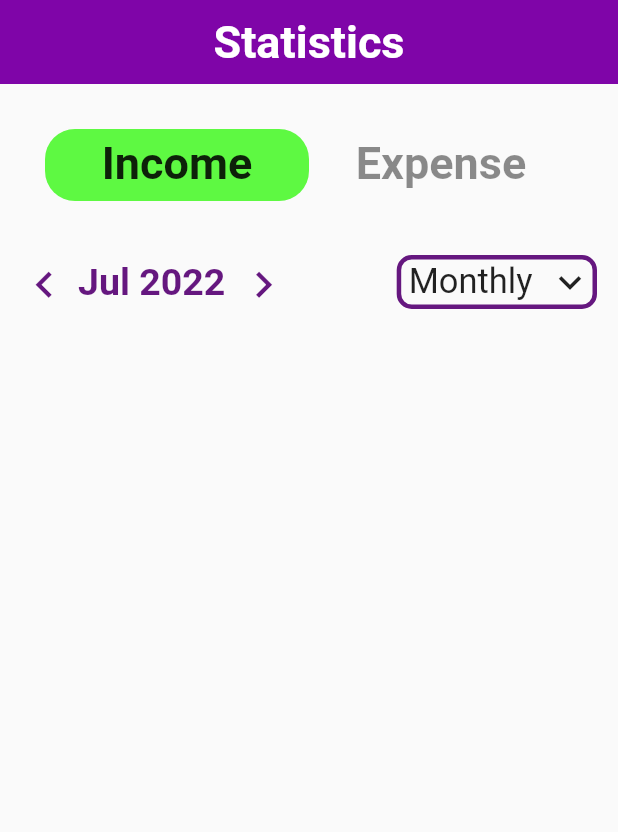
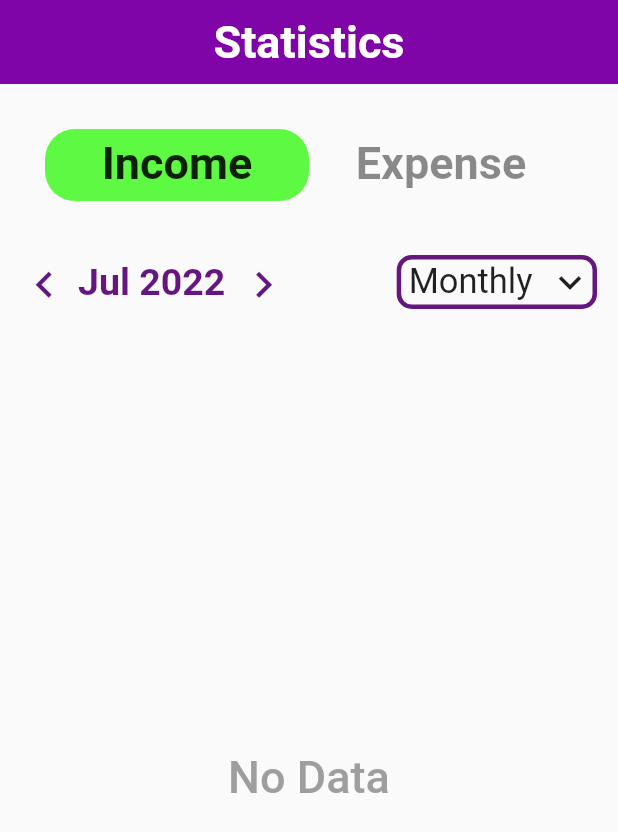
Before and after one commit to looohaar/CashBook, a Flutter app: the Statistics screen opened directly, on a phone screen of 412 x 824 dp. Shown: the top 832 px of the screen. Run offline on Flutter 3.47's test engine with Material 2 defaults, Android fonts, the phone set to English and light mode, and no system bars; our stand-ins replace flutter_spinkit, google_fonts, hive, hive_flutter, shared_preferences and 1 more; missing offline and left inert: dart:ffi; accounts and stored records are empty; Roboto replaces fonts that are missing (Signika).

Commit message:
almost done

```diff
--- a/lib/screens/home/screensinhome/screen_statistics.dart
+++ b/lib/screens/home/screensinhome/screen_statistics.dart
@@ -232,47 +232,66 @@ class _StatisticsState extends State<Statistics> with TickerProviderStateMixin {
                   ],
                 ),
               ),
-              // Expanded(child:
-              // Padding(padding: EdgeInsets.all(10),
-              // child: (getChartExpense(firstFilterList).isEmpty&& tabController!.index==1)
-              // || (getChartIncome(firstFilterList).isEmpty && tabController!.index==1)
-              // ?Center(
-              //   child: Text('No Data',
-              //   style: GoogleFonts.signika(fontSize: 20,color: Colors.grey,fontWeight: FontWeight.w500),),
-              // )
-              // : SfCircularChart(
-              //   centerY: '160',
-              //   legend: Legend(
-              //     textStyle: GoogleFonts.signika(),
-              //     overflowMode: LegendItemOverflowMode.scroll,
-              //     offset: Offset(-140, 10),
-              //     isVisible: true,
-              //     isResponsive: true,
-              //     orientation: LegendItemOrientation.vertical,
-              //     height: '30%',
-              //     width: '100%',
+              Expanded(child:
+              Padding(padding: EdgeInsets.all(10),
+              child: ((getChartExpense(firstFilterList).isEmpty&& tabController!.index==1)
+              || (getChartIncome(firstFilterList).isEmpty && tabController!.index==0))
+              ?Center(
+                child: Text('No Data',
+                style: GoogleFonts.signika(fontSize: 30,color: Colors.grey,fontWeight: FontWeight.w500),),
+              )
+              : SfCircularChart(
+                centerY: '160',
+                legend: Legend(
+                  textStyle: GoogleFonts.signika(),
+                  overflowMode: LegendItemOverflowMode.scroll,
+                  // offset: Offset(-1000, -140),
+                  // offset: Offset(-1000, -50),
+                  offset: Offset(-140, 350),
+                  isVisible: true,
+                  isResponsive: true,
+                  orientation: LegendItemOrientation.vertical,
+                  height: '80%',
+                  width: '80%',
 
-              //   ),
-              //   tooltipBehavior: TooltipBehavior(
-              //     enable: true,
-              //     color: buttonColor,
-              //     textStyle: GoogleFonts.signika(),
+                ),
+                tooltipBehavior: TooltipBehavior(
+                  enable: true,
+                  color: buttonColor,
+                  textStyle: GoogleFonts.signika(),
 
-              //   ),
-              //   palette: [incomeColor,expenseColor],
-              //   backgroundColor: Colors.white,
-              //   series: <CircularSeries>[
-                  // DoughnutSeries<ChartData, String>(
+                ),
+                palette: colorPalette,
+                backgroundColor: Colors.white,
+                series: <CircularSeries>[
+                  DoughnutSeries<ChartData, String>(
+                    strokeColor: Colors.white,
+                    strokeWidth: 1,
+                    explodeGesture: ActivationMode.singleTap,
+                    radius: 120.toString(),
+                    dataSource: tabController!.index==0
+                    ?getChartIncome(firstFilterList)
+                    :getChartExpense(firstFilterList),
+                    xValueMapper: (ChartData data, _)=>data.categoryName,
+                    yValueMapper: (ChartData data,_)=>data.amount,
+                    dataLabelMapper: (ChartData data,_)=>data.percentage,
 
-                  //   xValueMapper: xValueMapper,
+        dataLabelSettings: DataLabelSettings(
+          color: tabController?.index==0? incomeColor:expenseColor,
+          connectorLineSettings: const ConnectorLineSettings(
+            type: ConnectorType.curve,
+          ),
+          labelPosition: ChartDataLabelPosition.outside,
+          isVisible: true,
+          textStyle: GoogleFonts.signika(fontSize: 20),
 
-                  //    yValueMapper: yValueMapper
-                  //    )
-              //   ],
+        )
+                     )
+                ],
 
-              // )
-              // )
-              // ,)
+              )
+              )
+              ,)
             ]
           )
         )
--- a/lib/utils/colors.dart
+++ b/lib/utils/colors.dart
@@ -7,3 +7,40 @@ final Color headingColor= Color.fromARGB(255, 101, 23, 127);
 final Color textColor   = Colors.black54;
 final Color incomeColor=  Color.fromARGB(255, 94, 249, 66);
 final Color expenseColor=  Color.fromARGB(233, 246, 9, 96);
+
+// final List<Color> colorPalatte=[
+//   Color.fromARGB(255, 51, 5, 60),
+//   Colors.amber,
+//   Color.fromARGB(255, 198, 58, 245),
+//   Color.fromARGB(255, 231, 231, 24),
+//   Color.fromARGB(255, 249, 26, 26),
+//   Color.fromARGB(255, 5, 15, 164),
+//   Color.fromARGB(255, 88, 87, 87),
+//   Color.fromARGB(255, 81, 244, 166),
+//   Colors.lightBlueAccent,
+//   Color.fromARGB(255, 80, 54, 45),
+//   Color.fromARGB(255, 249, 155, 13),
+//   Colors.blueGrey,
+
+// ];
+// final List<Color> colorPalette=[
+//    Color.fromARGB(255, 51, 5, 60),
+//    Colors.amber,
+//   Color.fromARGB(255, 82, 9, 99),
+//   Color.fromARGB(255, 242, 208, 105),
+
+// ];
+final List<Color> colorPalette=[
+  Color.fromARGB(255, 13, 6, 110),
+  Colors.pink,
+  Color.fromARGB(255, 3, 51, 244),
+  Color.fromARGB(255, 249, 55, 55),
+  Colors.blueGrey,
+  Color.fromARGB(255, 248, 90, 79),
+  Colors.green,
+  Colors.cyan,
+
+
+
+
+];
```
